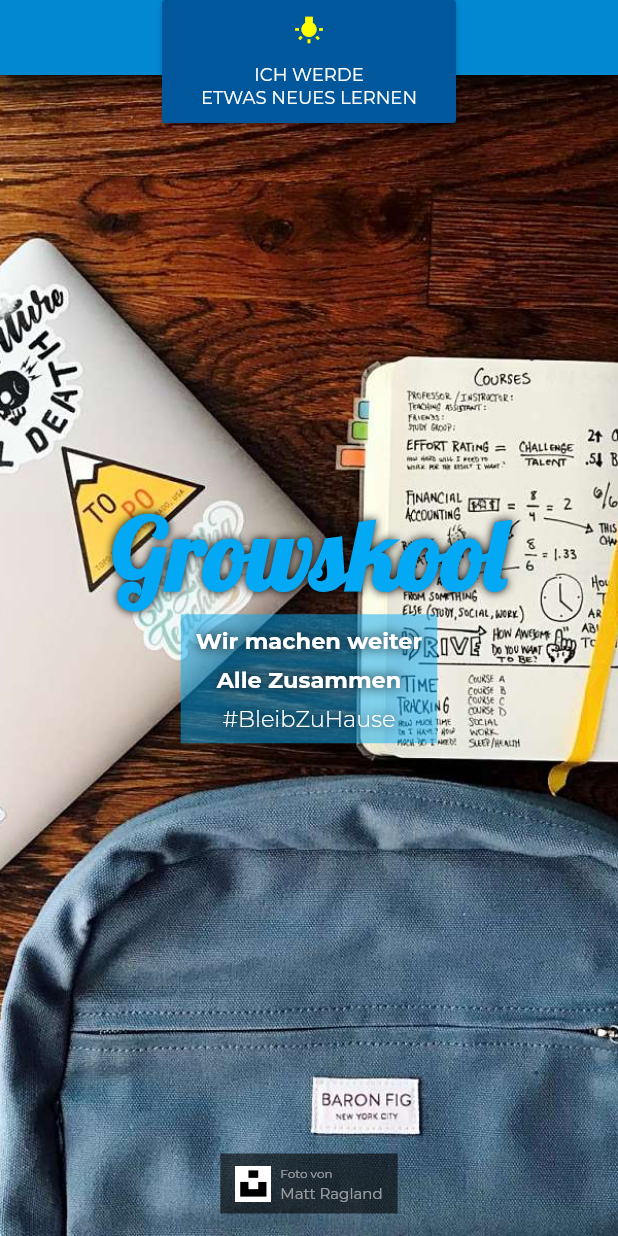
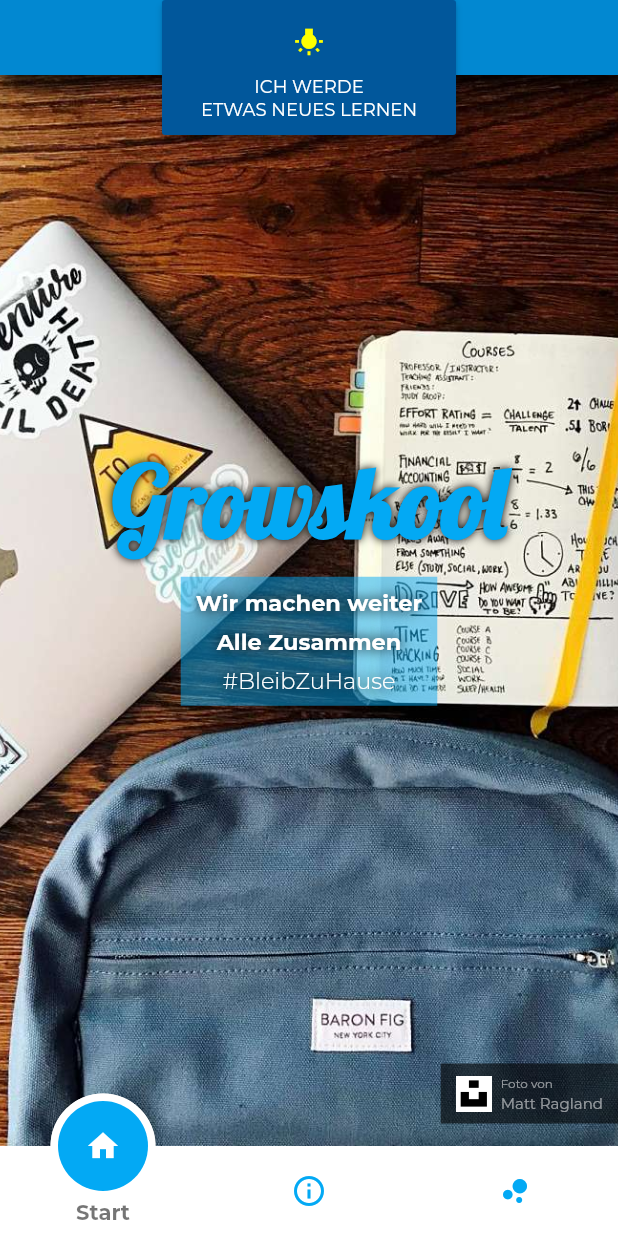
Before and after one commit to stanbeamish/skoolio, a Flutter app: the screen it shows after launch, on a phone screen of 412 x 824 dp. Run offline on Flutter 3.47's test engine with Material 2 defaults, Android fonts, the light colour scheme and no system bars; drawn by our look-alikes of fancy_bottom_navigation; our stand-ins replace fluttertoast.

Commit message:
Corrected the resposnive website

```diff
--- a/lib/main.dart
+++ b/lib/main.dart
@@ -15,7 +15,10 @@ class MyApp extends StatelessWidget {
           fontFamily: 'Montserrat',
         ),
       ),
-      home: StartScreen(),
+      routes: {
+        StartScreen.id: (context) => StartScreen(),
+      },
+      initialRoute: StartScreen.id,
     );
   }
 }
--- a/lib/screens/start_screen.dart
+++ b/lib/screens/start_screen.dart
@@ -1,10 +1,20 @@
+import 'package:fancy_bottom_navigation/fancy_bottom_navigation.dart';
 import 'package:flutter/material.dart';
 import 'package:growskool/utils/styles.dart';
 import 'package:growskool/utils/unsplash_credits.dart';
 import 'package:growskool/widgets/navigation_bar.dart';
 import 'package:growskool/widgets/unsplash_badge.dart';
 
-class StartScreen extends StatelessWidget {
+class StartScreen extends StatefulWidget {
+  static String id = 'startscreen';
+
+  @override
+  _StartScreenState createState() => _StartScreenState();
+}
+
+class _StartScreenState extends State<StartScreen> {
+  int _currentPage = 0;
+
   @override
   Widget build(BuildContext context) {
     return Scaffold(
@@ -12,24 +22,27 @@ class StartScreen extends StatelessWidget {
       body: LayoutBuilder(
         builder: (context, constraints) {
           return Container(
-            child: Center(
-              child: Column(
-                mainAxisAlignment: MainAxisAlignment.start,
-                crossAxisAlignment: CrossAxisAlignment.end,
+            decoration: BoxDecoration(
+              image: DecorationImage(
+                image: AssetImage(
+                    UnplashCredits.photo(UnplashCredits.mattRagland)),
+                colorFilter: ColorFilter.mode(
+                  Colors.white,
+                  BlendMode.colorBurn,
+                ),
+                fit: BoxFit.cover,
+              ),
+            ),
+            child: Stack(
               children: <Widget>[
-                  Stack(
-                    children: <Widget>[
-                      _buildBackgroundContainer(context, constraints),
+                _buildCenterTitle(context, constraints),
                 NavigationBar(constraints),
                 _buildClaimBadge(constraints),
                 Container(
                   width: double.infinity,
-                        height: MediaQuery
-                            .of(context)
-                            .size
-                            .height,
                   child: Column(
                     mainAxisAlignment: MainAxisAlignment.end,
+                    crossAxisAlignment: CrossAxisAlignment.end,
                     children: <Widget>[
                       UnsplashBadge(
                         url: UnplashCredits.url(
@@ -45,10 +58,29 @@ class StartScreen extends StatelessWidget {
                 ),
               ],
             ),
+          );
+        },
+      ),
+      bottomNavigationBar: FancyBottomNavigation(
+        initialSelection: _currentPage,
+        tabs: [
+          TabData(
+            iconData: Icons.home,
+            title: 'Start',
+          ),
+          TabData(
+              iconData: Icons.info_outline,
+              title: 'Info'
+          ),
+          TabData(
+              iconData: Icons.bubble_chart,
+              title: 'Lernen'
+          ),
         ],
-              ),
-            ),
-          );
+        onTabChangedListener: (position) {
+          setState(() {
+            _currentPage = position;
+          });
         },
       ),
     );
@@ -58,18 +90,20 @@ class StartScreen extends StatelessWidget {
     double _fontSize = constraints.maxWidth > 800 ? 25.0 : 12.0;
     double _iconSize = constraints.maxWidth > 800 ? 45.0 : 20.0;
     double _sizeBoxHeight = constraints.maxWidth > 800 ? 20.0 : 12.0;
+    double _claimButtonHeight = constraints.maxHeight > 800 ? 150.0 : 90;
 
     return Row(
       mainAxisAlignment: MainAxisAlignment.center,
       children: <Widget>[
-        RaisedButton(
+        Container(
+          height: _claimButtonHeight,
+          child: RaisedButton(
             onPressed: () {},
             color: Colors.lightBlue[900],
             child: Padding(
               padding: const EdgeInsets.all(10),
-            child: Row(
-              children: <Widget>[
-                Column(
+              child: Column(
+                mainAxisAlignment: MainAxisAlignment.end,
                 children: <Widget>[
                   Icon(
                     Icons.wb_incandescent,
@@ -96,8 +130,7 @@ class StartScreen extends StatelessWidget {
                     ),
                   ),
                 ],
-                )
-              ],
+              ),
             ),
           ),
         ),
@@ -105,31 +138,13 @@ class StartScreen extends StatelessWidget {
     );
   }
 
-  Container _buildBackgroundContainer(BuildContext context,
-      BoxConstraints constraints) {
+  Widget _buildCenterTitle(BuildContext context, BoxConstraints constraints) {
     return Container(
-      decoration: BoxDecoration(
-        image: DecorationImage(
-          image: AssetImage(UnplashCredits.photo(UnplashCredits.mattRagland)),
-          colorFilter: ColorFilter.mode(
-            Colors.white,
-            BlendMode.colorBurn,
-          ),
-          fit: BoxFit.cover,
-        ),
-      ),
-      height: MediaQuery
-          .of(context)
-          .size
-          .height,
-      child: _buildCenterTitle(context, constraints),
-    );
-  }
-
-  Center _buildCenterTitle(BuildContext context, BoxConstraints constraints) {
-    return Center(
+      width: double.infinity,
       child: Column(
+        mainAxisSize: MainAxisSize.max,
         mainAxisAlignment: MainAxisAlignment.center,
+        crossAxisAlignment: CrossAxisAlignment.center,
         children: <Widget>[
           Text(
             ' Growskool ',
@@ -150,6 +165,7 @@ class StartScreen extends StatelessWidget {
               ],
             ),
           ),
+          SizedBox(height: 10,),
           Container(
             padding: const EdgeInsets.symmetric(
                 horizontal: 10.0, vertical: 8.0),
--- a/lib/widgets/navigation_bar.dart
+++ b/lib/widgets/navigation_bar.dart
@@ -14,7 +14,10 @@ class NavigationBar extends StatelessWidget {
         color: Colors.lightBlue[700],
         boxShadow: [
           BoxShadow(
-              color: Colors.black, offset: Offset(0, 5), blurRadius: 10.0),
+            color: Colors.black,
+            offset: Offset(0, 5),
+            blurRadius: 10.0,
+          ),
         ],
       ),
       child: Padding(
@@ -41,22 +44,13 @@ class NavigationBar extends StatelessWidget {
                 onPressed: () {},
                 caption: 'Deutsch',
               ),
-              SizedBox(
-                width: 20,
-              ),
               TopicButton(
                 onPressed: () {},
                 caption: 'Mathe',
               ),
-              SizedBox(
-                width: 20,
-              ),
               TopicButton(
                 onPressed: () {},
                 caption: 'Sachkunde',
-              ),
-              SizedBox(
-                width: 20,
               ),
             ],
           ),
--- a/lib/widgets/topic_button.dart
+++ b/lib/widgets/topic_button.dart
@@ -11,6 +11,7 @@ class TopicButton extends StatelessWidget {
   Widget build(BuildContext context) {
     return FlatButton(
       onPressed: onPressed,
+      hoverColor: Colors.lightBlue[400],
       child: Text(
         caption,
         style: TextStyle(
--- a/lib/widgets/unsplash_badge.dart
+++ b/lib/widgets/unsplash_badge.dart
@@ -1,7 +1,6 @@
-// ignore: avoid_web_libraries_in_flutter
-import 'dart:html' as html;
-
 import 'package:flutter/material.dart';
+import 'package:url_launcher/url_launcher.dart';
+import 'package:fluttertoast/fluttertoast.dart';
 
 class UnsplashBadge extends StatelessWidget {
   final String url;
@@ -13,11 +12,22 @@ class UnsplashBadge extends StatelessWidget {
     Key key,
   }) : super(key: key);
 
+  void _lauchUrl() async {
+    if (await canLaunch(url)) {
+      await launch(url);
+    } else {
+      Fluttertoast.showToast(
+        msg: 'Die Seite $url konnte nicht aufgerufen werden.',
+        toastLength: Toast.LENGTH_LONG,
+      );
+    }
+  }
+
   @override
   Widget build(BuildContext context) {
     return GestureDetector(
       onTap: () {
-        html.window.open(url, 'unsplash');
+        _lauchUrl();
       },
       child: Container(
         padding: const EdgeInsets.symmetric(horizontal: 10.0, vertical: 8.0),
--- a/pubspec.yaml
+++ b/pubspec.yaml
@@ -12,6 +12,8 @@ dependencies:
 
   url_launcher: ^5.4.2
   cupertino_icons: ^0.1.2
+  fancy_bottom_navigation: ^0.3.2
+  fluttertoast: ^4.0.1
 
 dev_dependencies:
   flutter_test:
```
Also changed, not shown: assets/images/feedback.png (added), assets/images/lernhilfe.png (added), assets/images/lernprozess.png (added), pubspec.lock, 1 other file. Lines whose indentation alone changed are shown as unchanged.
